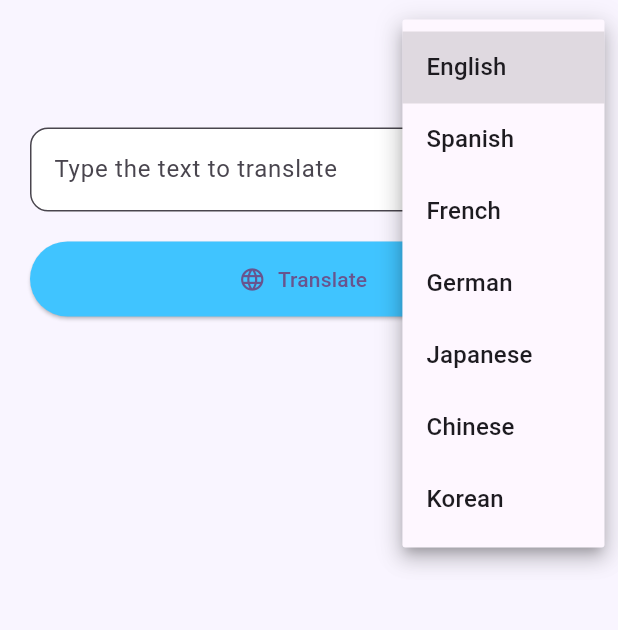
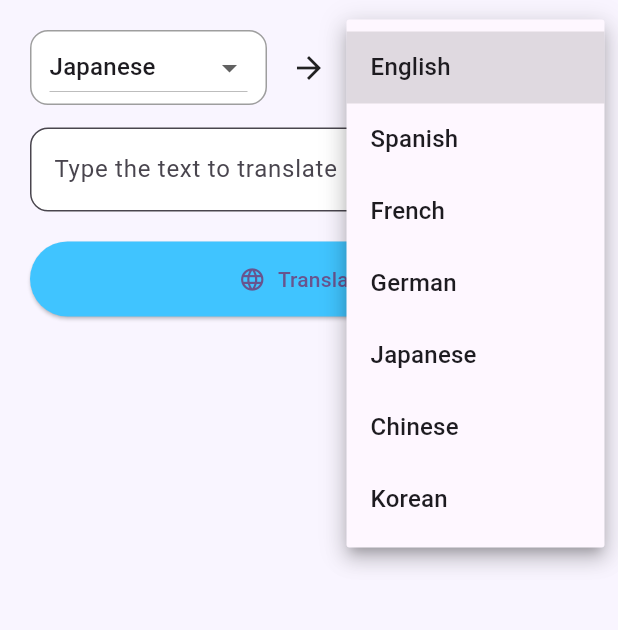
Before and after one commit to Yuji5117/polylingo, a Flutter app: the screen it shows after launch, after a tap on "English", on a phone screen of 412 x 824 dp, the part 84-714 px from its top. Run offline on Flutter 3.47's test engine with Material 3 defaults, Android fonts, the phone set to English and light mode, and no system bars; our stand-ins replace flutter_dotenv; network calls fail.

Commit message:
Add dropdown menu for selecting translation language

```diff
--- a/lib/screens/translate_screen.dart
+++ b/lib/screens/translate_screen.dart
@@ -26,7 +26,8 @@ class _TranslationScreenState extends State<TranslationScreen> {
     'Korean',
   ];
 
-  String selectedLanguage = 'English';
+  String fromSelectedLanguage = 'Japanese';
+  String toSelectedLanguage = 'English';
   String translationResult = '';
   String explanationResult = '';
 
@@ -38,7 +39,7 @@ class _TranslationScreenState extends State<TranslationScreen> {
         },
         body: jsonEncode({
           'text': _textEditingController.text,
-          'language': selectedLanguage,
+          'language': toSelectedLanguage,
           'contentType': 'translation',
         }));
     setState(() {
@@ -54,7 +55,7 @@ class _TranslationScreenState extends State<TranslationScreen> {
         },
         body: jsonEncode({
           'text': translationResult,
-          'language': selectedLanguage,
+          'language': fromSelectedLanguage,
           'contentType': 'explanation',
         }));
 
@@ -63,11 +64,19 @@ class _TranslationScreenState extends State<TranslationScreen> {
     });
   }
 
-  void _onLanguageChanged(String? newValue) {
+  void _onFromLanguageChanged(String? newValue) {
     if (newValue == null) return;
 
     setState(() {
-      selectedLanguage = newValue;
+      fromSelectedLanguage = newValue;
+    });
+  }
+
+  void _onToLanguageChanged(String? newValue) {
+    if (newValue == null) return;
+
+    setState(() {
+      toSelectedLanguage = newValue;
     });
   }
 
@@ -84,10 +93,26 @@ class _TranslationScreenState extends State<TranslationScreen> {
           child: Column(
             crossAxisAlignment: CrossAxisAlignment.start,
             children: [
-              LanguageDropdown(
-                  languages: languages,
-                  selectedLanguage: selectedLanguage,
-                  onChanged: _onLanguageChanged),
+              Row(
+                mainAxisAlignment: MainAxisAlignment.center,
+                children: [
+                  Expanded(
+                    child: LanguageDropdown(
+                        languages: languages,
+                        selectedLanguage: fromSelectedLanguage,
+                        onChanged: _onFromLanguageChanged),
+                  ),
+                  const SizedBox(width: 16),
+                  const Icon(Icons.arrow_forward),
+                  const SizedBox(width: 16),
+                  Expanded(
+                    child: LanguageDropdown(
+                        languages: languages,
+                        selectedLanguage: toSelectedLanguage,
+                        onChanged: _onToLanguageChanged),
+                  ),
+                ],
+              ),
               const SizedBox(height: 15),
               TextField(
                 controller: _textEditingController,
--- a/lib/widgets/language_dropdown.dart
+++ b/lib/widgets/language_dropdown.dart
@@ -13,9 +13,7 @@ class LanguageDropdown extends StatelessWidget {
 
   @override
   Widget build(BuildContext context) {
-    return Align(
-      alignment: Alignment.centerRight,
-      child: Container(
+    return Container(
       padding: const EdgeInsets.symmetric(horizontal: 12),
       decoration: BoxDecoration(
         color: Colors.white,
@@ -23,6 +21,7 @@ class LanguageDropdown extends StatelessWidget {
         borderRadius: BorderRadius.circular(12),
       ),
       child: DropdownButton<String>(
+        isExpanded: true,
         value: selectedLanguage,
         items: languages.map((String language) {
           return DropdownMenuItem<String>(
@@ -30,7 +29,6 @@ class LanguageDropdown extends StatelessWidget {
         }).toList(),
         onChanged: onChanged,
       ),
-      ),
     );
   }
 }
```
Lines whose indentation alone changed are shown as unchanged.
